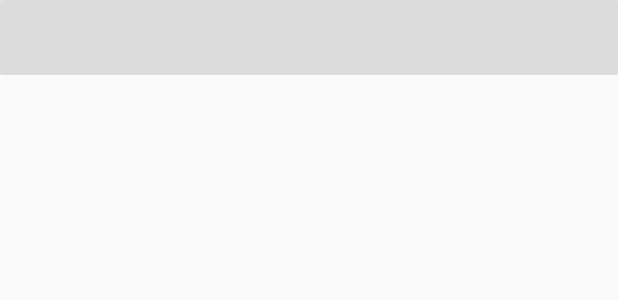
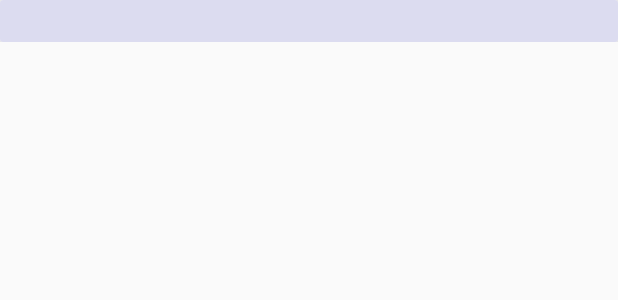
Before and after one commit to CarlHMitchell/Contactables-Library, an Android app: the layout header.xml on its own in the app's theme, with its tools: preview values and no code run, on a phone screen of 412 x 824 dp. Shown: the top 300 px of the screen. Run offline under Robolectric (Android 15) with nearby library versions, the phone set to English and light mode, and no system bars.

Commit message:
Re-style contact name headers

```diff
--- a/contactablespicker/src/main/res/layout/header.xml
+++ b/contactablespicker/src/main/res/layout/header.xml
@@ -10,8 +10,8 @@
         <TextView
             android:id="@+id/text_header"
             android:layout_width="match_parent"
-            android:layout_height="50dp"
-            android:background="#DCDCDC"
+            android:layout_height="28dp"
+            android:background="@color/list_header_background"
             android:gravity="center"
             android:textColor="#000000"
             android:textSize="@dimen/text_size_large" />
--- a/contactablespicker/src/main/res/values/colors.xml
+++ b/contactablespicker/src/main/res/values/colors.xml
@@ -2,4 +2,5 @@
 <resources>
     <color name="colorBackground">#fafafa</color>
     <color name="colorPrimary">#FFF5F5F5</color>
+    <color name="list_header_background">#DCDCF0</color>
 </resources>
--- a/contactablespicker/src/main/res/values/dimens.xml
+++ b/contactablespicker/src/main/res/values/dimens.xml
@@ -1,5 +1,5 @@
 <?xml version="1.0" encoding="utf-8"?>
 <resources>
     <dimen name="fab_margin">16dp</dimen>
-    <dimen name="text_size_large">24sp</dimen>
+    <dimen name="text_size_large">18sp</dimen>
 </resources>
```
